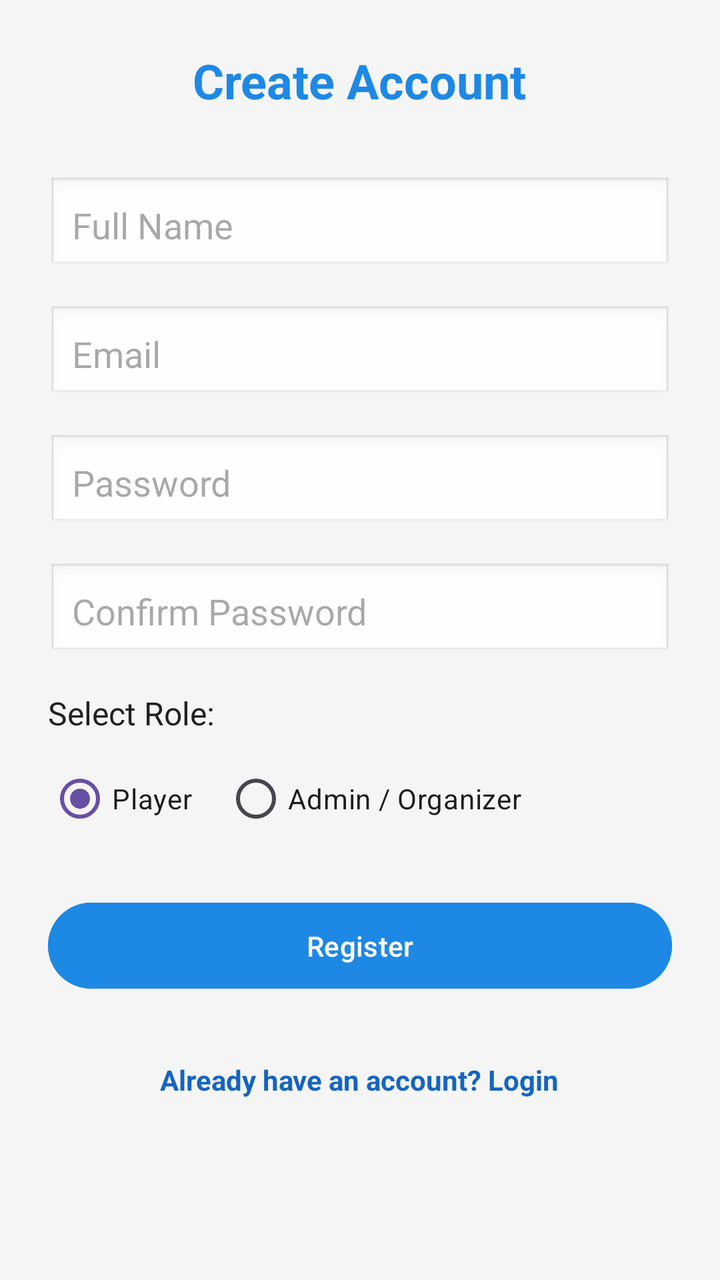
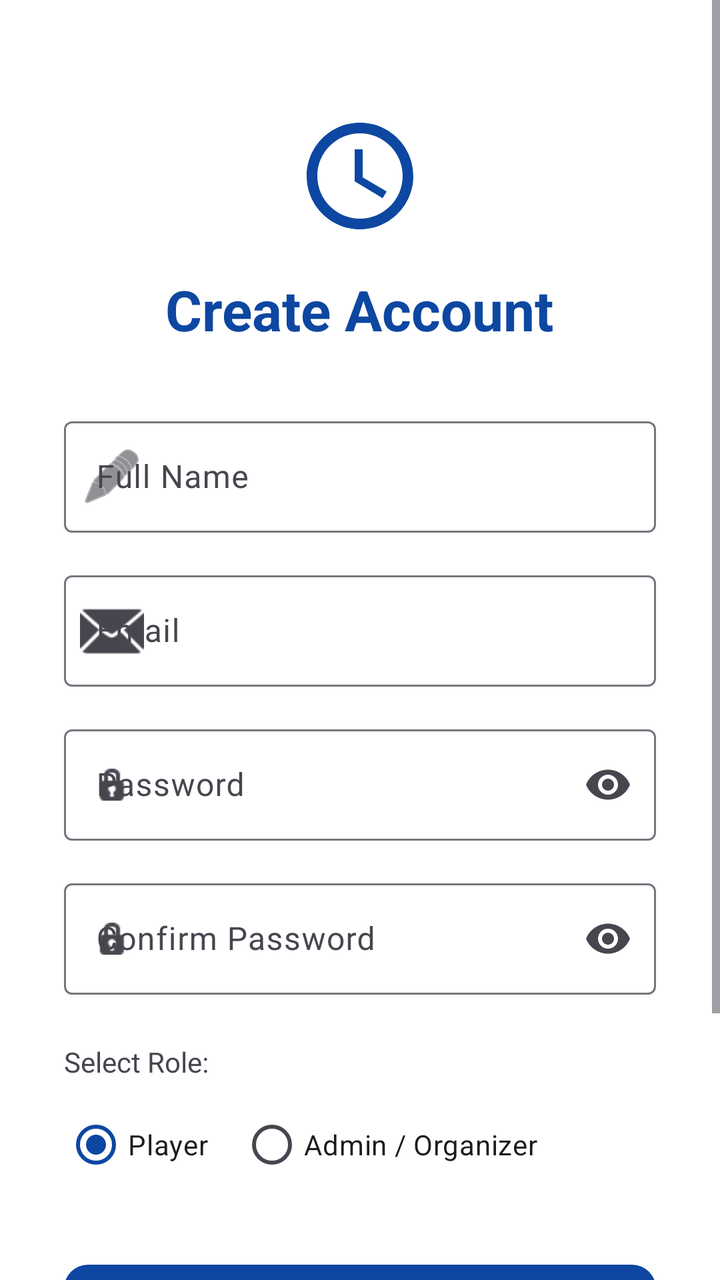

An Android layout rendered at two revisions. The XML below is the earlier revision; the diff shows what the commit changed to produce the second picture.
<!-- AndroidManifest.xml: application theme Theme.SPORTSHUB -->
<!-- res/layout/activity_register.xml -->
<?xml version="1.0" encoding="utf-8"?>
<ScrollView xmlns:android="http://schemas.android.com/apk/res/android"
    android:layout_width="match_parent"
    android:layout_height="match_parent"
    android:background="@color/background">

    <LinearLayout
        android:layout_width="match_parent"
        android:layout_height="wrap_content"
        android:orientation="vertical"
        android:padding="24dp"
        android:gravity="center">

        <TextView
            android:layout_width="wrap_content"
            android:layout_height="wrap_content"
            android:text="Create Account"
            android:textSize="24sp"
            android:textStyle="bold"
            android:textColor="@color/primary"
            android:layout_marginBottom="32dp"/>

        <EditText
            android:id="@+id/etName"
            android:layout_width="match_parent"
            android:layout_height="wrap_content"
            android:hint="Full Name"
            android:inputType="textPersonName"
            android:padding="12dp"
            android:background="@android:drawable/edit_text"
            android:layout_marginBottom="16dp"/>

        <EditText
            android:id="@+id/etEmail"
            android:layout_width="match_parent"
            android:layout_height="wrap_content"
            android:hint="Email"
            android:inputType="textEmailAddress"
            android:padding="12dp"
            android:background="@android:drawable/edit_text"
            android:layout_marginBottom="16dp"/>

        <EditText
            android:id="@+id/etPassword"
            android:layout_width="match_parent"
            android:layout_height="wrap_content"
            android:hint="Password"
            android:inputType="textPassword"
            android:padding="12dp"
            android:background="@android:drawable/edit_text"
            android:layout_marginBottom="16dp"/>

        <EditText
            android:id="@+id/etConfirmPassword"
            android:layout_width="match_parent"
            android:layout_height="wrap_content"
            android:hint="Confirm Password"
            android:inputType="textPassword"
            android:padding="12dp"
            android:background="@android:drawable/edit_text"
            android:layout_marginBottom="16dp"/>

        <TextView
            android:layout_width="match_parent"
            android:layout_height="wrap_content"
            android:text="Select Role:"
            android:textSize="16sp"
            android:textColor="@color/text_primary"
            android:layout_marginBottom="8dp"/>

        <RadioGroup
            android:id="@+id/rgRole"
            android:layout_width="match_parent"
            android:layout_height="wrap_content"
            android:orientation="horizontal"
            android:layout_marginBottom="24dp">

            <RadioButton
                android:id="@+id/rbPlayer"
                android:layout_width="wrap_content"
                android:layout_height="wrap_content"
                android:text="Player"
                android:checked="true"
                android:layout_marginEnd="16dp"/>

            <RadioButton
                android:id="@+id/rbAdmin"
                android:layout_width="wrap_content"
                android:layout_height="wrap_content"
                android:text="Admin / Organizer"/>
        </RadioGroup>

        <Button
            android:id="@+id/btnRegister"
            android:layout_width="match_parent"
            android:layout_height="wrap_content"
            android:text="Register"
            android:backgroundTint="@color/primary"
            android:textColor="@color/white"
            android:padding="12dp"/>

        <TextView
            android:id="@+id/tvGoToLogin"
            android:layout_width="wrap_content"
            android:layout_height="wrap_content"
            android:text="Already have an account? Login"
            android:textColor="@color/primary_dark"
            android:layout_marginTop="24dp"
            android:padding="8dp"
            android:textStyle="bold"/>

    </LinearLayout>
</ScrollView>
<!-- resources referenced by this layout -->
<resources>
  <color name="background">#F5F5F5</color>
  <color name="primary">#1E88E5</color>
  <color name="primary_dark">#1565C0</color>
  <color name="text_primary">#212121</color>
  <color name="white">#FFFFFFFF</color>
  <style name="Theme.SPORTSHUB" parent="Base.Theme.SPORTSHUB" />
  <style name="Base.Theme.SPORTSHUB" parent="Theme.Material3.DayNight.NoActionBar">
          
          
      </style>
</resources>

<!-- the commit's change to res/layout/activity_register.xml (unified diff, before → after) -->
@@ -1,71 +1,107 @@
 <?xml version="1.0" encoding="utf-8"?>
 <ScrollView xmlns:android="http://schemas.android.com/apk/res/android"
+    xmlns:app="http://schemas.android.com/apk/res-auto"
     android:layout_width="match_parent"
     android:layout_height="match_parent"
-    android:background="@color/background">
+    android:fillViewport="true"
+    android:background="?attr/colorSurface">
 
     <LinearLayout
         android:layout_width="match_parent"
         android:layout_height="wrap_content"
         android:orientation="vertical"
-        android:padding="24dp"
-        android:gravity="center">
+        android:padding="32dp"
+        android:gravity="center_horizontal">
+
+        <ImageView
+            android:layout_width="64dp"
+            android:layout_height="64dp"
+            android:src="@drawable/ic_logo"
+            android:contentDescription="@string/app_name"
+            android:layout_marginBottom="16dp"
+            android:layout_marginTop="24dp"/>
 
         <TextView
             android:layout_width="wrap_content"
             android:layout_height="wrap_content"
             android:text="Create Account"
-            android:textSize="24sp"
+            android:textAppearance="?attr/textAppearanceHeadlineMedium"
             android:textStyle="bold"
-            android:textColor="@color/primary"
+            android:textColor="?attr/colorPrimary"
             android:layout_marginBottom="32dp"/>
 
-        <EditText
-            android:id="@+id/etName"
+        <com.google.android.material.textfield.TextInputLayout
+            android:id="@+id/tilName"
+            style="@style/Widget.Material3.TextInputLayout.OutlinedBox"
             android:layout_width="match_parent"
             android:layout_height="wrap_content"
             android:hint="Full Name"
-            android:inputType="textPersonName"
-            android:padding="12dp"
-            android:background="@android:drawable/edit_text"
-            android:layout_marginBottom="16dp"/>
+            app:startIconDrawable="@android:drawable/ic_menu_edit"
+            android:layout_marginBottom="16dp">
 
-        <EditText
-            android:id="@+id/etEmail"
+            <com.google.android.material.textfield.TextInputEditText
+                android:id="@+id/etName"
+                android:layout_width="match_parent"
+                android:layout_height="wrap_content"
+                android:inputType="textPersonName" />
+        </com.google.android.material.textfield.TextInputLayout>
+
+        <com.google.android.material.textfield.TextInputLayout
+            android:id="@+id/tilEmail"
+            style="@style/Widget.Material3.TextInputLayout.OutlinedBox"
             android:layout_width="match_parent"
             android:layout_height="wrap_content"
             android:hint="Email"
-            android:inputType="textEmailAddress"
-            android:padding="12dp"
-            android:background="@android:drawable/edit_text"
-            android:layout_marginBottom="16dp"/>
+            app:startIconDrawable="@android:drawable/ic_dialog_email"
+            android:layout_marginBottom="16dp">
 
-        <EditText
-            android:id="@+id/etPassword"
+            <com.google.android.material.textfield.TextInputEditText
+                android:id="@+id/etEmail"
+                android:layout_width="match_parent"
+                android:layout_height="wrap_content"
+                android:inputType="textEmailAddress" />
+        </com.google.android.material.textfield.TextInputLayout>
+
+        <com.google.android.material.textfield.TextInputLayout
+            android:id="@+id/tilPassword"
+            style="@style/Widget.Material3.TextInputLayout.OutlinedBox"
             android:layout_width="match_parent"
             android:layout_height="wrap_content"
             android:hint="Password"
-            android:inputType="textPassword"
-            android:padding="12dp"
-            android:background="@android:drawable/edit_text"
-            android:layout_marginBottom="16dp"/>
+            app:startIconDrawable="@android:drawable/ic_secure"
+            app:endIconMode="password_toggle"
+            android:layout_marginBottom="16dp">
 
-        <EditText
-            android:id="@+id/etConfirmPassword"
+            <com.google.android.material.textfield.TextInputEditText
+                android:id="@+id/etPassword"
+                android:layout_width="match_parent"
+                android:layout_height="wrap_content"
+                android:inputType="textPassword" />
+        </com.google.android.material.textfield.TextInputLayout>
+
+        <com.google.android.material.textfield.TextInputLayout
+            android:id="@+id/tilConfirmPassword"
+            style="@style/Widget.Material3.TextInputLayout.OutlinedBox"
             android:layout_width="match_parent"
             android:layout_height="wrap_content"
             android:hint="Confirm Password"
-            android:inputType="textPassword"
-            android:padding="12dp"
-            android:background="@android:drawable/edit_text"
-            android:layout_marginBottom="16dp"/>
+            app:startIconDrawable="@android:drawable/ic_secure"
+            app:endIconMode="password_toggle"
+            android:layout_marginBottom="24dp">
 
+            <com.google.android.material.textfield.TextInputEditText
+                android:id="@+id/etConfirmPassword"
+                android:layout_width="match_parent"
+                android:layout_height="wrap_content"
+                android:inputType="textPassword" />
+        </com.google.android.material.textfield.TextInputLayout>
+
+        
         <TextView
             android:layout_width="match_parent"
             android:layout_height="wrap_content"
             android:text="Select Role:"
-            android:textSize="16sp"
-            android:textColor="@color/text_primary"
+            android:textColor="?android:attr/textColorSecondary"
             android:layout_marginBottom="8dp"/>
 
         <RadioGroup
@@ -90,24 +126,23 @@
                 android:text="Admin / Organizer"/>
         </RadioGroup>
 
-        <Button
+        <com.google.android.material.button.MaterialButton
             android:id="@+id/btnRegister"
             android:layout_width="match_parent"
-            android:layout_height="wrap_content"
+            android:layout_height="60dp"
             android:text="Register"
-            android:backgroundTint="@color/primary"
-            android:textColor="@color/white"
-            android:padding="12dp"/>
+            app:cornerRadius="12dp"
+            android:layout_marginBottom="16dp"
+            android:layout_marginTop="8dp"/>
 
-        <TextView
+        <com.google.android.material.button.MaterialButton
             android:id="@+id/tvGoToLogin"
+            style="@style/Widget.Material3.Button.TextButton"
             android:layout_width="wrap_content"
             android:layout_height="wrap_content"
             android:text="Already have an account? Login"
-            android:textColor="@color/primary_dark"
-            android:layout_marginTop="24dp"
-            android:padding="8dp"
-            android:textStyle="bold"/>
+            android:textColor="?attr/colorPrimary"
+            android:layout_marginBottom="24dp"/>
 
     </LinearLayout>
 </ScrollView>
<!-- resource entries referenced after the edit -->
@@ -1,14 +1,33 @@
 <!-- resources referenced by this layout -->
 <resources>
-  <color name="background">#F5F5F5</color>
-  <color name="primary">#1E88E5</color>
-  <color name="primary_dark">#1565C0</color>
-  <color name="text_primary">#212121</color>
-  <color name="white">#FFFFFFFF</color>
+  <!-- drawable ic_logo (drawable) -->
+  <vector xmlns:android="http://schemas.android.com/apk/res/android"
+      android:width="64dp"
+      android:height="64dp"
+      android:viewportWidth="24"
+      android:viewportHeight="24"
+      android:tint="?attr/colorPrimary">
+      <path
+          android:fillColor="@android:color/white"
+          android:pathData="M12,2C6.48,2 2,6.48 2,12s4.48,10 10,10 10,-4.48 10,-10S17.52,2 12,2zM12,20c-4.41,0 -8,-3.59 -8,-8s3.59,-8 8,-8 8,3.59 8,8 -3.59,8 -8,8zM12.5,7H11v6l5.25,3.15 0.75,-1.23 -4.5,-2.67z" />
+  </vector>
+  <string name="app_name">SportHub</string>
+  <color name="background">#F5F6FA</color>
+  <color name="surface">#FFFFFF</color>
+  <color name="primary">#0D47A1</color>
+  <color name="text_on_primary">#FFFFFF</color>
+  <color name="primary_dark">#002171</color>
+  <color name="secondary">#FF8F00</color>
+  <color name="error">#B00020</color>
   <style name="Theme.SPORTSHUB" parent="Base.Theme.SPORTSHUB" />
   <style name="Base.Theme.SPORTSHUB" parent="Theme.Material3.DayNight.NoActionBar">
-          
-          
+          <item name="colorPrimary">@color/primary</item>
+          <item name="colorOnPrimary">@color/text_on_primary</item>
+          <item name="colorPrimaryDark">@color/primary_dark</item>
+          <item name="colorSecondary">@color/secondary</item>
+          <item name="colorError">@color/error</item>
+          <item name="android:colorBackground">@color/background</item>
+          <item name="colorSurface">@color/surface</item>
       </style>
 </resources>
 
